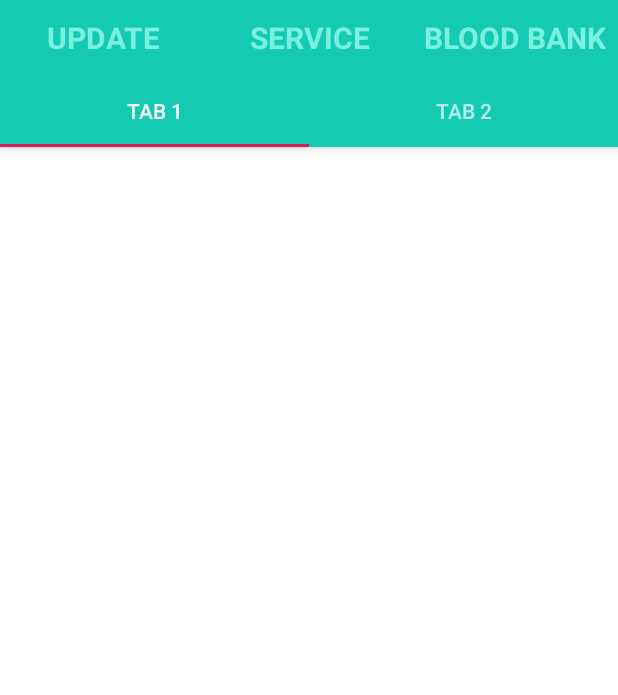
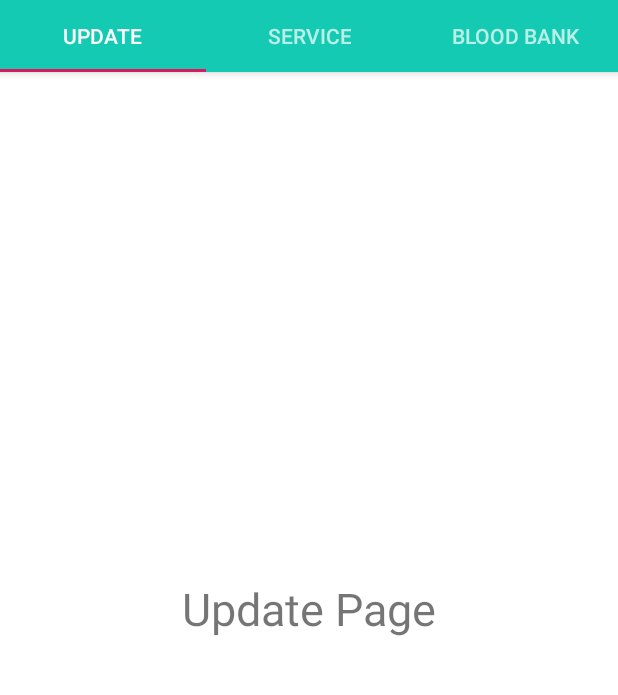
Before and after one commit to nidhashafeef/ch_centre, an Android app: the screen it shows after launch (Main2Activity), after a tap on "BUTTON", on a phone screen of 412 x 824 dp, the part 89-784 px from its top. Run offline under Robolectric (Android 15) with nearby library versions, the phone set to English and light mode, and no system bars.

Commit message:
1 nidha   edit fragment

```diff
--- a/app/build.gradle
+++ b/app/build.gradle
@@ -33,4 +33,12 @@ dependencies {
     testImplementation 'junit:junit:4.12'
     androidTestImplementation 'androidx.test.ext:junit:1.1.0'
     androidTestImplementation 'androidx.test.espresso:espresso-core:3.2.0'
+
+    // retrofit
+    implementation 'com.squareup.retrofit2:retrofit:2.6.2'
+    implementation 'com.squareup.retrofit2:adapter-rxjava2:2.6.2'
+    implementation 'com.squareup.retrofit2:converter-gson:2.6.2'
+    implementation "io.reactivex.rxjava2:rxandroid:2.1.1"
+    implementation 'com.squareup.okhttp3:logging-interceptor:4.2.2'
+
 }
--- /dev/null
+++ b/app/src/main/java/com/example/chcenter/api/ApiInterface.kt
@@ -0,0 +1,4 @@
+package com.example.chcenter.api
+
+interface ApiInterface {
+}
--- /dev/null
+++ b/app/src/main/java/com/example/chcenter/api/ApiService.kt
@@ -0,0 +1,4 @@
+package com.example.chcenter.api
+
+class ApiService {
+}
--- /dev/null
+++ b/app/src/main/java/com/example/chcenter/api/model/Request.kt
@@ -0,0 +1,4 @@
+package com.example.chcenter.api.model
+
+class Request {
+}
--- /dev/null
+++ b/app/src/main/java/com/example/chcenter/api/model/Response.kt
@@ -0,0 +1,4 @@
+package com.example.chcenter.api.model
+
+class Response {
+}
--- a/app/src/main/java/com/example/chcenter/ui/main/SectionsPagerAdapter.kt
+++ b/app/src/main/java/com/example/chcenter/ui/main/SectionsPagerAdapter.kt
@@ -4,11 +4,15 @@ import android.content.Context
 import androidx.fragment.app.Fragment
 import androidx.fragment.app.FragmentManager
 import androidx.fragment.app.FragmentPagerAdapter
+import com.example.chcenter.Fragment_BloodBank
+import com.example.chcenter.Fragment_Service
+import com.example.chcenter.Fragment_Update
 import com.example.chcenter.R
 
 private val TAB_TITLES = arrayOf(
     R.string.tab_text_1,
-    R.string.tab_text_2
+    R.string.tab_text_2,
+    R.string.tab_text_3
 )
 
 /**
@@ -16,9 +20,20 @@ private val TAB_TITLES = arrayOf(
  * one of the sections/tabs/pages.
  */
 class SectionsPagerAdapter(private val context: Context, fm: FragmentManager) :
-    FragmentPagerAdapter(fm) {
+    FragmentPagerAdapter(fm, FragmentPagerAdapter.BEHAVIOR_RESUME_ONLY_CURRENT_FRAGMENT) {
 
     override fun getItem(position: Int): Fragment {
+        when (position) {
+            0 -> {
+                return Fragment_Update()
+            }
+            1 -> {
+                return Fragment_Service()
+            }
+            2 -> {
+                return Fragment_BloodBank()
+            }
+        }
         // getItem is called to instantiate the fragment for the given page.
         // Return a PlaceholderFragment (defined as a static inner class below).
         return PlaceholderFragment.newInstance(position + 1)
@@ -30,6 +45,6 @@ class SectionsPagerAdapter(private val context: Context, fm: FragmentManager) :
 
     override fun getCount(): Int {
         // Show 2 total pages.
-        return 2
+        return 3
     }
 }
--- a/app/src/main/res/layout/activity_main2.xml
+++ b/app/src/main/res/layout/activity_main2.xml
@@ -1,6 +1,5 @@
 <?xml version="1.0" encoding="utf-8"?>
 <androidx.coordinatorlayout.widget.CoordinatorLayout xmlns:android="http://schemas.android.com/apk/res/android"
-    xmlns:app="http://schemas.android.com/apk/res-auto"
     xmlns:tools="http://schemas.android.com/tools"
     android:layout_width="match_parent"
     android:layout_height="match_parent"
@@ -22,7 +21,7 @@
             android:text="@string/app_name"
             android:textAppearance="@style/TextAppearance.Widget.AppCompat.Toolbar.Title" />
 
-        <include layout="@layout/tab_bar"></include>
+        <!--        <include layout="@layout/tab_bar"></include>-->
 
         <com.google.android.material.tabs.TabLayout
             android:id="@+id/tabs"
@@ -35,6 +34,6 @@
         android:id="@+id/fragment_container"
         android:layout_width="match_parent"
         android:layout_height="match_parent"
-        android:layout_marginTop="155dp">
+        android:layout_marginTop="106dp">
     </androidx.viewpager.widget.ViewPager>
 </androidx.coordinatorlayout.widget.CoordinatorLayout>
--- a/app/src/main/res/layout/fragment_update.xml
+++ b/app/src/main/res/layout/fragment_update.xml
@@ -1,8 +1,33 @@
 <?xml version="1.0" encoding="utf-8"?>
-<LinearLayout xmlns:android="http://schemas.android.com/apk/res/android"
+<androidx.constraintlayout.widget.ConstraintLayout xmlns:android="http://schemas.android.com/apk/res/android"
+    xmlns:app="http://schemas.android.com/apk/res-auto"
+    xmlns:tools="http://schemas.android.com/tools"
     android:layout_width="match_parent"
     android:orientation="vertical"
     android:layout_height="match_parent">
 
+    <RelativeLayout
+        android:id="@+id/relativeLayout"
+        android:layout_width="match_parent"
+        android:layout_height="match_parent"
+        android:padding="10dp"
+        tools:layout_editor_absoluteX="-126dp"
+        tools:layout_editor_absoluteY="0dp"></RelativeLayout>
 
-</LinearLayout>
+    <TextView
+        android:id="@+id/service"
+        android:layout_width="wrap_content"
+        android:layout_height="wrap_content"
+        android:layout_alignParentStart="true"
+        android:layout_alignParentTop="true"
+        android:layout_alignParentEnd="true"
+        android:layout_alignParentBottom="true"
+        android:text="Update Page"
+        android:textSize="30dp"
+        app:layout_constraintBottom_toBottomOf="parent"
+        app:layout_constraintEnd_toEndOf="parent"
+        app:layout_constraintStart_toStartOf="@+id/relativeLayout"
+        app:layout_constraintTop_toTopOf="@+id/relativeLayout"></TextView>
+
+
+</androidx.constraintlayout.widget.ConstraintLayout>
--- a/app/src/main/res/values/strings.xml
+++ b/app/src/main/res/values/strings.xml
@@ -1,6 +1,7 @@
 <resources>
     <string name="app_name">CH Center</string>
     <string name="title_activity_main2">Main2Activity</string>
-    <string name="tab_text_1">Tab 1</string>
-    <string name="tab_text_2">Tab 2</string>
+    <string name="tab_text_1">UPDATE</string>
+    <string name="tab_text_2">SERVICE</string>
+    <string name="tab_text_3">BLOOD BANK</string>
 </resources>
```
Also changed, not shown: app/src/main/java/com/example/chcenter/Main2Activity.kt (+4 -7 lines).
